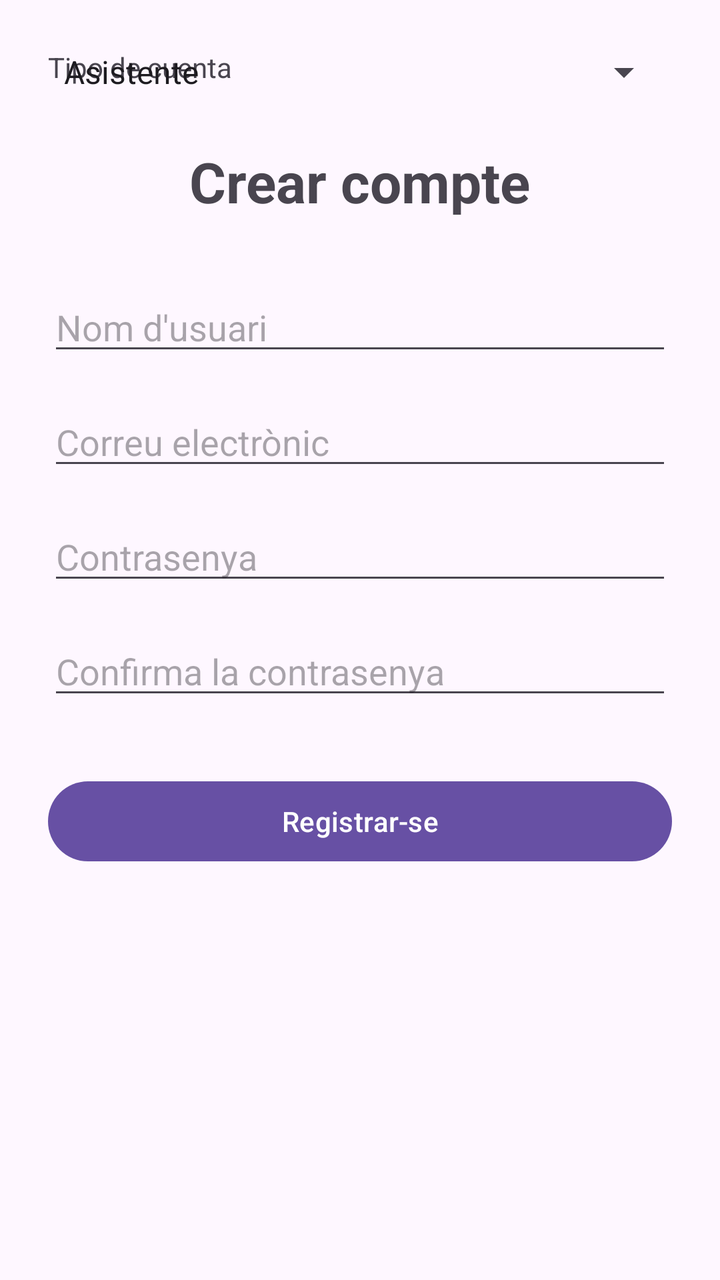
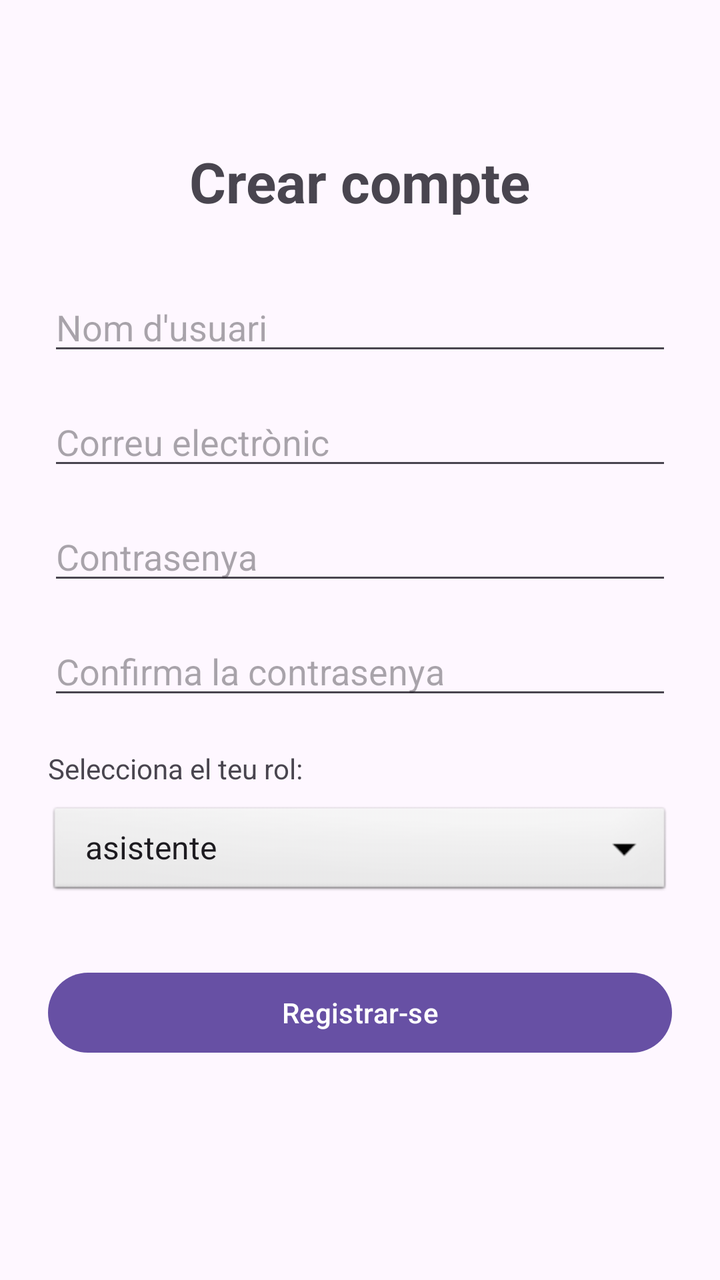

Before-and-after screenshots of an Android layout around one commit, followed by the original layout XML and the change that was made.
<!-- AndroidManifest.xml: application theme Theme.Projecte -->
<!-- res/layout/activity_sign_up.xml -->
<?xml version="1.0" encoding="utf-8"?>
<androidx.constraintlayout.widget.ConstraintLayout
    xmlns:android="http://schemas.android.com/apk/res/android"
    xmlns:app="http://schemas.android.com/apk/res-auto"
    android:id="@+id/main"
    android:layout_width="match_parent"
    android:layout_height="match_parent"
    android:padding="24dp">

    <TextView
        android:id="@+id/tvTitol"
        android:layout_width="wrap_content"
        android:layout_height="wrap_content"
        android:text="Crear compte"
        android:textSize="28sp"
        android:textStyle="bold"
        app:layout_constraintTop_toTopOf="parent"
        app:layout_constraintStart_toStartOf="parent"
        app:layout_constraintEnd_toEndOf="parent"
        android:layout_marginTop="48dp"/>

    <EditText
        android:id="@+id/etNom"
        android:layout_width="0dp"
        android:layout_height="wrap_content"
        android:hint="Nom d'usuari"
        android:inputType="text"
        app:layout_constraintTop_toBottomOf="@id/tvTitol"
        app:layout_constraintStart_toStartOf="parent"
        app:layout_constraintEnd_toEndOf="parent"
        android:layout_marginTop="32dp"/>

    <EditText
        android:id="@+id/etCorreo"
        android:layout_width="0dp"
        android:layout_height="wrap_content"
        android:hint="Correu electrònic"
        android:inputType="textEmailAddress"
        app:layout_constraintTop_toBottomOf="@id/etNom"
        app:layout_constraintStart_toStartOf="parent"
        app:layout_constraintEnd_toEndOf="parent"
        android:layout_marginTop="16dp"/>

    <EditText
        android:id="@+id/etContrasenya"
        android:layout_width="0dp"
        android:layout_height="wrap_content"
        android:hint="Contrasenya"
        android:inputType="textPassword"
        app:layout_constraintTop_toBottomOf="@id/etCorreo"
        app:layout_constraintStart_toStartOf="parent"
        app:layout_constraintEnd_toEndOf="parent"
        android:layout_marginTop="16dp"/>

    <EditText
        android:id="@+id/etConfirmaContrasenya"
        android:layout_width="0dp"
        android:layout_height="wrap_content"
        android:hint="Confirma la contrasenya"
        android:inputType="textPassword"
        app:layout_constraintTop_toBottomOf="@id/etContrasenya"
        app:layout_constraintStart_toStartOf="parent"
        app:layout_constraintEnd_toEndOf="parent"
        android:layout_marginTop="16dp"/>

    <Button
        android:id="@+id/btnRegistrar"
        android:layout_width="0dp"
        android:layout_height="wrap_content"
        android:text="Registrar-se"
        app:layout_constraintTop_toBottomOf="@id/etConfirmaContrasenya"
        app:layout_constraintStart_toStartOf="parent"
        app:layout_constraintEnd_toEndOf="parent"
        android:layout_marginTop="32dp"/>

    <TextView
        android:id="@+id/tvError"
        android:layout_width="0dp"
        android:layout_height="wrap_content"
        android:text=""
        android:textColor="#D32F2F"
        android:textAlignment="center"
        app:layout_constraintTop_toBottomOf="@id/btnRegistrar"
        app:layout_constraintStart_toStartOf="parent"
        app:layout_constraintEnd_toEndOf="parent"
        android:layout_marginTop="16dp"/>


    <TextView
        android:layout_width="wrap_content"
        android:layout_height="wrap_content"
        android:text="Tipo de cuenta"
        android:layout_marginTop="16dp"/>

    <Spinner
        android:id="@+id/spinnerRol"
        android:layout_width="match_parent"
        android:layout_height="wrap_content"
        android:entries="@array/roles_array" />

</androidx.constraintlayout.widget.ConstraintLayout>
<!-- resources referenced by this layout -->
<resources>
  <string-array name="roles_array">
          <item>Asistente</item>
          <item>Banda</item>
      </string-array>
  <style name="Theme.Projecte" parent="Base.Theme.Projecte" />
  <style name="Base.Theme.Projecte" parent="Theme.Material3.DayNight.NoActionBar">
          
          
      </style>
</resources>

<!-- the commit's change to res/layout/activity_sign_up.xml (unified diff, before → after) -->
@@ -63,15 +63,36 @@
         app:layout_constraintEnd_toEndOf="parent"
         android:layout_marginTop="16dp"/>
 
+    <TextView
+        android:id="@+id/tvRolLabel"
+        android:layout_width="wrap_content"
+        android:layout_height="wrap_content"
+        android:text="Selecciona el teu rol:"
+        android:layout_marginTop="20dp"
+        app:layout_constraintTop_toBottomOf="@id/etConfirmaContrasenya"
+        app:layout_constraintStart_toStartOf="parent" />
+
+    <Spinner
+        android:id="@+id/spinnerRol"
+        android:layout_width="0dp"
+        android:layout_height="wrap_content"
+        android:layout_marginTop="8dp"
+        android:minHeight="48dp"
+        android:background="@android:drawable/btn_dropdown"
+        android:entries="@array/roles_array"
+        app:layout_constraintTop_toBottomOf="@id/tvRolLabel"
+        app:layout_constraintStart_toStartOf="parent"
+        app:layout_constraintEnd_toEndOf="parent" />
+
     <Button
         android:id="@+id/btnRegistrar"
         android:layout_width="0dp"
         android:layout_height="wrap_content"
         android:text="Registrar-se"
-        app:layout_constraintTop_toBottomOf="@id/etConfirmaContrasenya"
+        android:layout_marginTop="32dp"
+        app:layout_constraintTop_toBottomOf="@id/spinnerRol"
         app:layout_constraintStart_toStartOf="parent"
-        app:layout_constraintEnd_toEndOf="parent"
-        android:layout_marginTop="32dp"/>
+        app:layout_constraintEnd_toEndOf="parent"/>
 
     <TextView
         android:id="@+id/tvError"
@@ -80,22 +101,9 @@
         android:text=""
         android:textColor="#D32F2F"
         android:textAlignment="center"
+        android:layout_marginTop="16dp"
         app:layout_constraintTop_toBottomOf="@id/btnRegistrar"
         app:layout_constraintStart_toStartOf="parent"
-        app:layout_constraintEnd_toEndOf="parent"
-        android:layout_marginTop="16dp"/>
-
-
-    <TextView
-        android:layout_width="wrap_content"
-        android:layout_height="wrap_content"
-        android:text="Tipo de cuenta"
-        android:layout_marginTop="16dp"/>
-
-    <Spinner
-        android:id="@+id/spinnerRol"
-        android:layout_width="match_parent"
-        android:layout_height="wrap_content"
-        android:entries="@array/roles_array" />
+        app:layout_constraintEnd_toEndOf="parent"/>
 
 </androidx.constraintlayout.widget.ConstraintLayout>
<!-- resource entries referenced after the edit -->
@@ -1,8 +1,8 @@
 <!-- resources referenced by this layout -->
 <resources>
   <string-array name="roles_array">
-          <item>Asistente</item>
-          <item>Banda</item>
+          <item>asistente</item>
+          <item>banda</item>
       </string-array>
   <style name="Theme.Projecte" parent="Base.Theme.Projecte" />
   <style name="Base.Theme.Projecte" parent="Theme.Material3.DayNight.NoActionBar">
